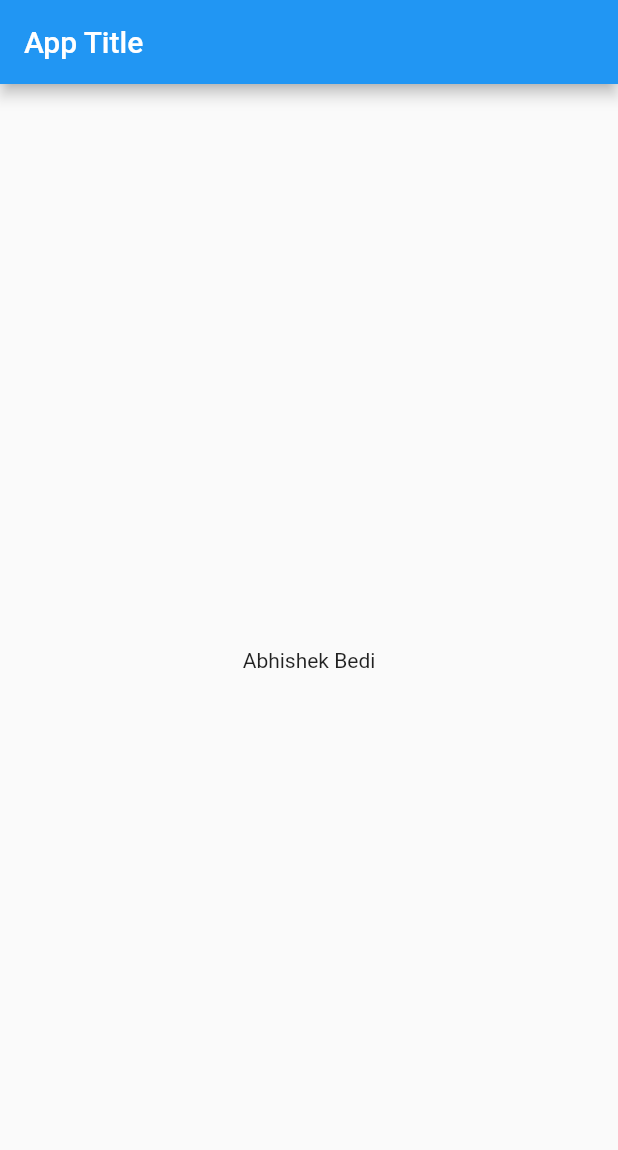
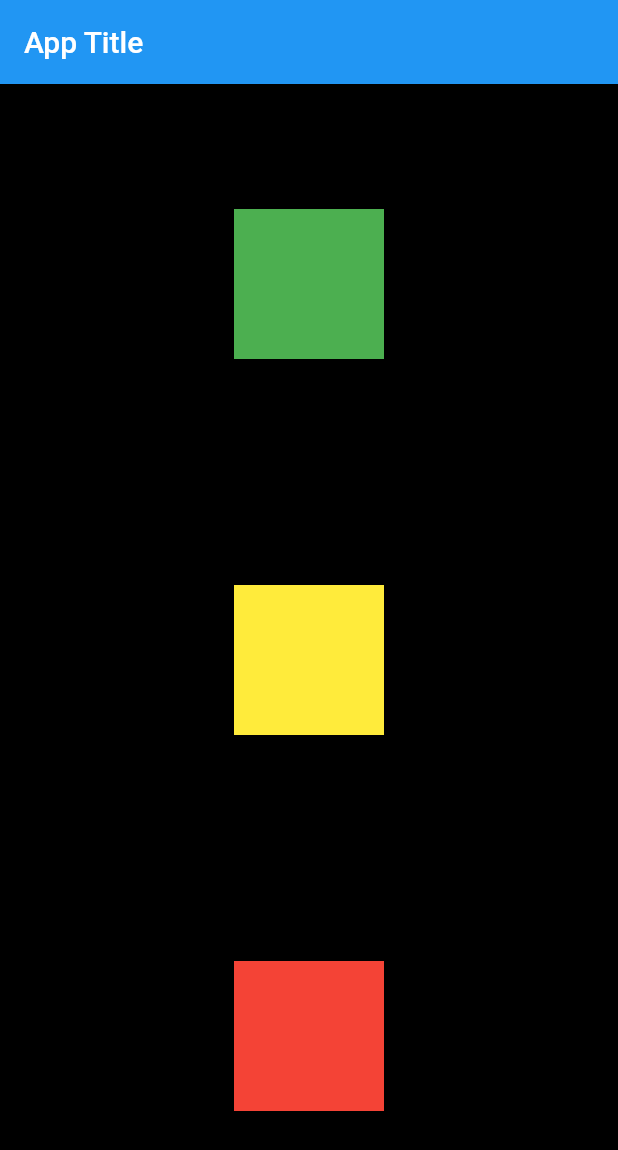
Before and after one commit to abhishekbedi1432/Flutter_PK, a Flutter app: the screen it shows after launch, on a phone screen of 412 x 824 dp. Shown: the top 1150 px of the screen. Run offline on Flutter 3.47's test engine with Material 2 defaults, Android fonts, the phone set to English and light mode, and no system bars.

Commit message:
Container basics with alignment

```diff
--- a/lib/main.dart
+++ b/lib/main.dart
@@ -12,6 +12,50 @@ class HomePage extends StatelessWidget {
   Widget build(BuildContext context) {
     return Scaffold(
         appBar: AppBar(title: Text("App Title")),
-        body: Container(child: Center(child: Text("Abhishek Bedi"))));
+        body: Container(
+          color: Colors.black,
+          width: MediaQuery.of(context).size.width,
+          height: MediaQuery.of(context).size.height,
+          child: Padding(
+            padding: const EdgeInsets.all(8.0),
+            child: Column(
+              mainAxisAlignment: MainAxisAlignment.spaceAround,
+              children: [
+                Container(width: 100, height: 100, color: Colors.green),
+                Container(
+                  width: 100,
+                  height: 100,
+                  color: Colors.yellow,
+                ),
+                Container(
+                  width: 100,
+                  height: 100,
+                  color: Colors.red,
+                )
+              ],
+            ),
+          ),
+        ));
   }
 }
+
+/*
+
+Container(
+          width: 100,
+          height: 100,
+          child: Text('Box'),
+          decoration: BoxDecoration(
+              color: Colors.yellowAccent,
+              borderRadius: BorderRadius.circular(10),
+              boxShadow: [
+                BoxShadow(
+                    color: Colors.grey[400],
+                    blurRadius: 5,
+                    offset: Offset(2, 5)),
+              ],
+              gradient: LinearGradient(colors: [Colors.yellow, Colors.pink])),
+          alignment: Alignment.center,
+        )
+
+         */
```
